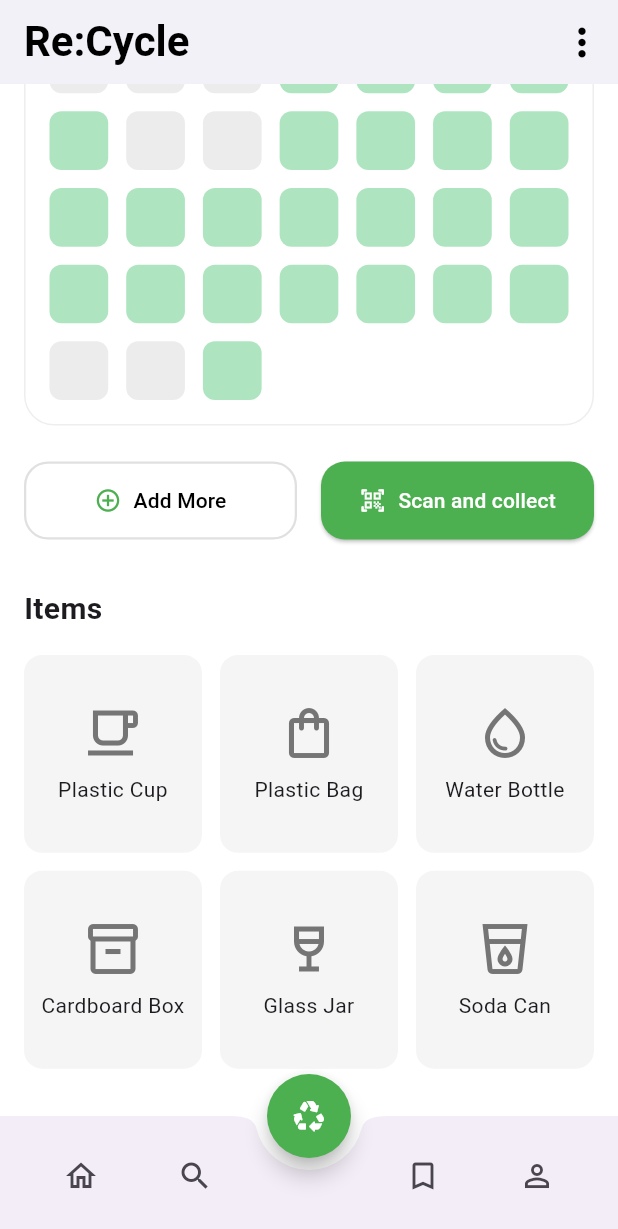
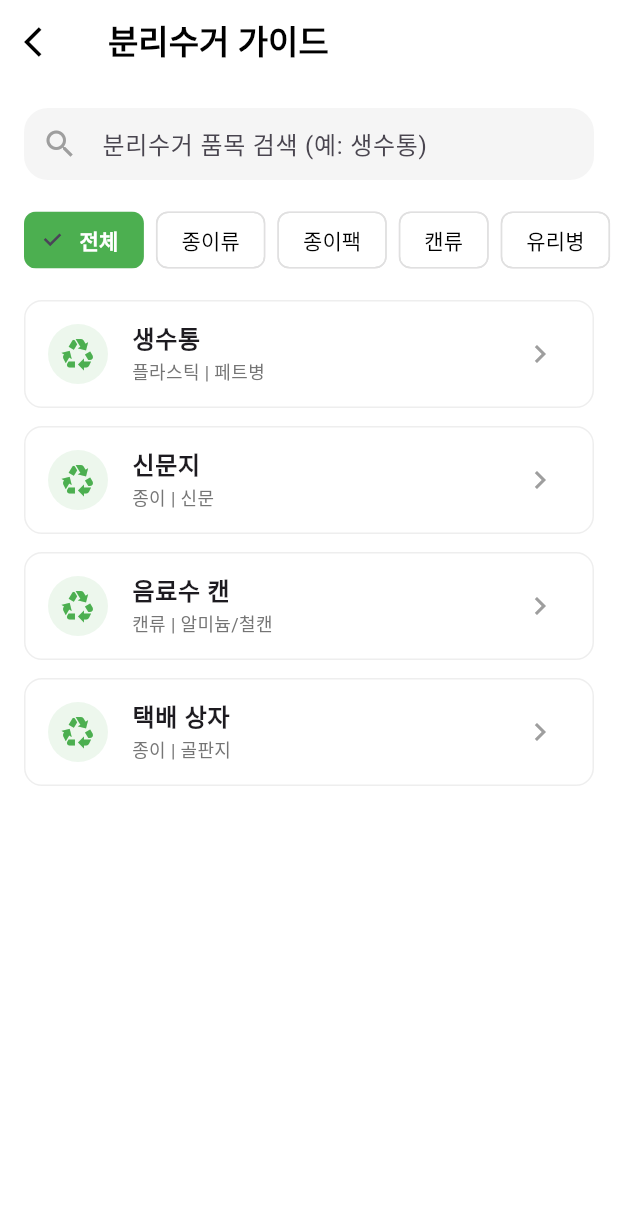
Before and after one commit to MoonsDe/GNU_REAL_PBL, a Flutter app: the MainScreen screen opened directly, scrolled down 202 dp, after a tap on the "search" icon, on a phone screen of 412 x 824 dp. Shown: the top 1229 px of the screen. Run offline on Flutter 3.47's test engine with Material 3 defaults, Android fonts, the light colour scheme and no system bars; our stand-ins replace camera, dio, image_picker.

Commit message:
Search_screen and detail page
Search_screen and detail page 구현

```diff
--- /dev/null
+++ b/lib/models/recycling_item.dart
@@ -0,0 +1,50 @@
+// lib/models/recycling_item.dart
+
+class RecyclingItem {
+  final String name;          // 품목명 (ITEM_NAME)
+  final String bigCategory;   // 대분류 (BIG_CATEGORY)
+  final String category;      // 소분류 (CATEGORY)
+  final String method;        // 배출 방법 (DISPOSAL_METHOD)
+  final String notes;         // 주의사항 (NOTES)
+
+  RecyclingItem({
+    required this.name,
+    required this.bigCategory,
+    required this.category,
+    required this.method,
+    required this.notes,
+  });
+}
+
+// --- 샘플 데이터 (PDF 내용을 여기에 추가하세요) ---
+final List<RecyclingItem> recyclingData = [
+  RecyclingItem(
+    name: '생수통',
+    bigCategory: '플라스틱',
+    category: '페트병',
+    method: '내용물을 비우고 라벨을 제거한 후 압착하여 배출합니다.',
+    notes: '뚜껑은 닫아서 배출하거나 별도로 모아 배출합니다.',
+  ),
+  RecyclingItem(
+    name: '신문지',
+    bigCategory: '종이',
+    category: '신문',
+    method: '물기에 젖지 않게 하여 반듯하게 펴서 차곡차곡 쌓은 후 묶어서 배출합니다.',
+    notes: '비닐 코팅된 광고지는 섞이지 않게 주의합니다.',
+  ),
+  RecyclingItem(
+    name: '음료수 캔',
+    bigCategory: '캔류',
+    category: '알미늄/철캔',
+    method: '내용물을 비우고 물로 헹군 후 배출합니다.',
+    notes: '담배꽁초 등 이물질을 넣지 않습니다.',
+  ),
+  RecyclingItem(
+    name: '택배 상자',
+    bigCategory: '종이',
+    category: '골판지',
+    method: '테이프와 운송장 스티커를 완전히 제거하고 접어서 배출합니다.',
+    notes: '이물질이 묻은 상자는 종량제 봉투에 버립니다.',
+  ),
+  // ... 여기에 데이터를 계속 추가하시면 됩니다.
+];
--- a/lib/screens/main_screen.dart
+++ b/lib/screens/main_screen.dart
@@ -2,6 +2,7 @@
 
 import 'package:flutter/material.dart';
 import 'package:gnu_real_pbl/screens/scan_screen.dart';
+import 'package:gnu_real_pbl/screens/search_screen.dart'; // 검색 화면 import
 
 class MainScreen extends StatefulWidget {
   const MainScreen({super.key});
@@ -13,17 +14,53 @@ class MainScreen extends StatefulWidget {
 class _MainScreenState extends State<MainScreen> {
   // --- 월 이름을 영어로 변환하기 위한 리스트 ---
   final List<String> _monthNames = [
-    'Jan', 'Feb', 'Mar', 'Apr', 'May', 'Jun',
-    'Jul', 'Aug', 'Sep', 'Oct', 'Nov', 'Dec'
+    'Jan',
+    'Feb',
+    'Mar',
+    'Apr',
+    'May',
+    'Jun',
+    'Jul',
+    'Aug',
+    'Sep',
+    'Oct',
+    'Nov',
+    'Dec'
   ];
 
   // --- 캘린더 격자를 위한 임시 데이터 ---
   final List<bool> recyclingDays = [
-    false, false, false, true, true, true, true,
-    true, false, false, true, true, true, true,
-    true, true, true, true, true, true, true,
-    true, true, true, true, true, true, true,
-    false, false, true,
+    false,
+    false,
+    false,
+    true,
+    true,
+    true,
+    true,
+    true,
+    false,
+    false,
+    true,
+    true,
+    true,
+    true,
+    true,
+    true,
+    true,
+    true,
+    true,
+    true,
+    true,
+    true,
+    true,
+    true,
+    true,
+    true,
+    true,
+    true,
+    false,
+    false,
+    true,
   ];
 
   // --- 아이템 그리드를 위한 임시 데이터 ---
@@ -250,10 +287,18 @@ class _MainScreenState extends State<MainScreen> {
           mainAxisAlignment: MainAxisAlignment.spaceAround,
           children: [
             IconButton(icon: const Icon(Icons.home_outlined), onPressed: () {}),
+
+            // --- 돋보기 버튼 (검색 화면 연결) ---
             IconButton(
-              icon: const Icon(Icons.search), // 돋보기 아이콘
-              onPressed: () {},
+              icon: const Icon(Icons.search),
+              onPressed: () {
+                Navigator.push(
+                  context,
+                  MaterialPageRoute(builder: (context) => const SearchScreen()),
+                );
+              },
             ),
+
             const SizedBox(width: 48),
             IconButton(
               icon: const Icon(Icons.bookmark_border_outlined),
--- /dev/null
+++ b/lib/screens/search_screen.dart
@@ -0,0 +1,176 @@
+// lib/screens/search_screen.dart
+
+import 'package:flutter/material.dart';
+import 'package:gnu_real_pbl/models/recycling_item.dart';
+import 'package:gnu_real_pbl/screens/detail_screen.dart';
+
+class SearchScreen extends StatefulWidget {
+  const SearchScreen({super.key});
+
+  @override
+  State<SearchScreen> createState() => _SearchScreenState();
+}
+
+class _SearchScreenState extends State<SearchScreen> {
+  // 검색어와 선택된 카테고리 상태 관리
+  String _searchText = '';
+  String _selectedCategory = '전체';
+
+  // 카테고리 목록 (데이터에서 자동으로 추출하거나 직접 지정 가능)
+  final List<String> _categories = [
+    '전체',
+    '종이류',
+    '종이팩',
+    '캔류',
+    '유리병',
+    '플라스틱',
+    '스티로폼'
+  ];
+
+  @override
+  Widget build(BuildContext context) {
+    // 필터링 로직: 검색어와 카테고리에 맞는 아이템만 추출
+    final filteredItems = recyclingData.where((item) {
+      final matchName = item.name.contains(_searchText);
+      final matchCategory =
+          _selectedCategory == '전체' || item.bigCategory == _selectedCategory;
+      return matchName && matchCategory;
+    }).toList();
+
+    return Scaffold(
+      backgroundColor: Colors.white,
+      appBar: AppBar(
+        backgroundColor: Colors.white,
+        elevation: 0,
+        // 뒤로가기 버튼 추가
+        leading: IconButton(
+          icon: const Icon(Icons.arrow_back_ios, color: Colors.black),
+          onPressed: () => Navigator.pop(context), // 이전 화면(MainScreen)으로 이동
+        ),
+        title: const Text(
+          '분리수거 가이드', // 앱바 제목
+          style: TextStyle(color: Colors.black, fontWeight: FontWeight.bold),
+        ),
+      ),
+      body: SafeArea(
+        child: Column(
+          children: [
+            // 1. 검색창 영역
+            Padding(
+              padding: const EdgeInsets.all(16.0),
+              child: TextField(
+                onChanged: (value) {
+                  setState(() {
+                    _searchText = value;
+                  });
+                },
+                decoration: InputDecoration(
+                  hintText: '분리수거 품목 검색 (예: 생수통)',
+                  prefixIcon: const Icon(Icons.search, color: Colors.grey),
+                  filled: true,
+                  fillColor: Colors.grey[100],
+                  border: OutlineInputBorder(
+                    borderRadius: BorderRadius.circular(16),
+                    borderSide: BorderSide.none,
+                  ),
+                  contentPadding: const EdgeInsets.symmetric(vertical: 0),
+                ),
+              ),
+            ),
+
+            // 2. 카테고리 선택 칩 (가로 스크롤)
+            SingleChildScrollView(
+              scrollDirection: Axis.horizontal,
+              padding: const EdgeInsets.symmetric(horizontal: 16.0),
+              child: Row(
+                children: _categories.map((category) {
+                  final isSelected = _selectedCategory == category;
+                  return Padding(
+                    padding: const EdgeInsets.only(right: 8.0),
+                    child: ChoiceChip(
+                      label: Text(category),
+                      selected: isSelected,
+                      selectedColor: Colors.green,
+                      labelStyle: TextStyle(
+                        color: isSelected ? Colors.white : Colors.black,
+                        fontWeight:
+                            isSelected ? FontWeight.bold : FontWeight.normal,
+                      ),
+                      backgroundColor: Colors.white,
+                      side: BorderSide(
+                        color:
+                            isSelected ? Colors.transparent : Colors.grey[300]!,
+                      ),
+                      onSelected: (selected) {
+                        setState(() {
+                          _selectedCategory = category;
+                        });
+                      },
+                    ),
+                  );
+                }).toList(),
+              ),
+            ),
+
+            const SizedBox(height: 16),
+
+            // 3. 검색 결과 리스트
+            Expanded(
+              child: filteredItems.isEmpty
+                  ? const Center(child: Text('검색 결과가 없습니다.'))
+                  : ListView.builder(
+                      padding: const EdgeInsets.symmetric(horizontal: 16),
+                      itemCount: filteredItems.length,
+                      itemBuilder: (context, index) {
+                        final item = filteredItems[index];
+                        return Card(
+                          elevation: 0,
+                          margin: const EdgeInsets.only(bottom: 12),
+                          color: Colors.white,
+                          shape: RoundedRectangleBorder(
+                            borderRadius: BorderRadius.circular(12),
+                            side: BorderSide(color: Colors.grey[200]!),
+                          ),
+                          child: ListTile(
+                            leading: Container(
+                              padding: const EdgeInsets.all(8),
+                              decoration: BoxDecoration(
+                                color: Colors.green.withOpacity(0.1),
+                                shape: BoxShape.circle,
+                              ),
+                              child: const Icon(Icons.recycling,
+                                  color: Colors.green, size: 24),
+                            ),
+                            title: Text(
+                              item.name,
+                              style:
+                                  const TextStyle(fontWeight: FontWeight.bold),
+                            ),
+                            subtitle: Text(
+                              '${item.bigCategory} | ${item.category}',
+                              style: TextStyle(
+                                  color: Colors.grey[600], fontSize: 12),
+                            ),
+                            trailing: const Icon(Icons.chevron_right,
+                                color: Colors.grey),
+                            onTap: () {
+                              // 상세 화면으로 이동
+                              Navigator.push(
+                                context,
+                                MaterialPageRoute(
+                                  builder: (context) =>
+                                      DetailScreen(item: item),
+                                ),
+                              );
+                            },
+                          ),
+                        );
+                      },
+                    ),
+            ),
+          ],
+        ),
+      ),
+    );
+  }
+}
```
Also changed, not shown: lib/screens/detail_screen.dart (added, +131 -0 lines), lib/screens/login_screen.dart (+9 -7 lines).
